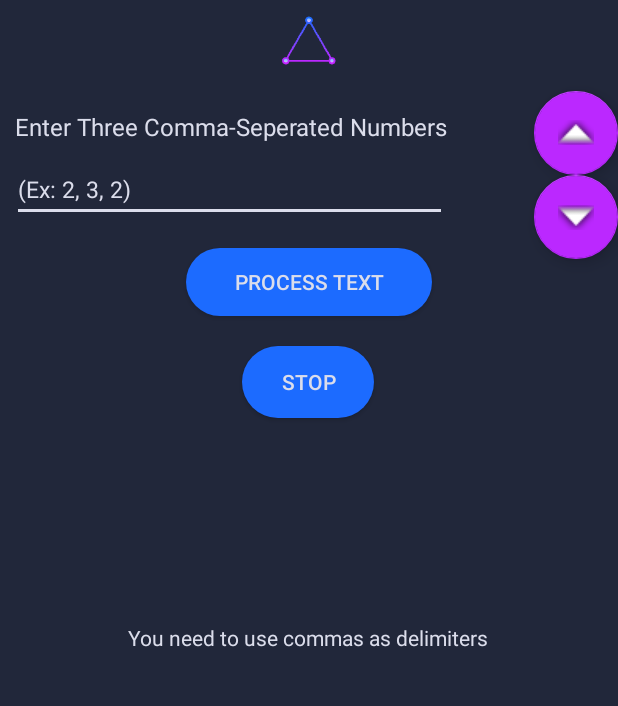
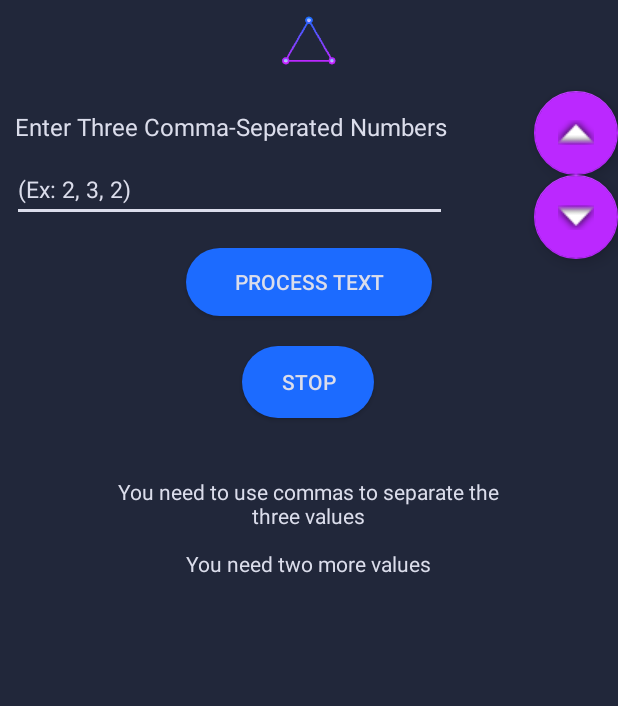
Before and after one commit to CPSC-544-50/HW1-Triangle-App, an Android app: the screen it shows after launch (MainActivity), after a tap on "PROCESS TEXT", on a phone screen of 412 x 824 dp, the part 182-888 px from its top. Run offline under Robolectric (Android 15) with nearby library versions, the light colour scheme and no system bars; 2 other taps on this screen came first.

Commit message:
altered validation by allowing multiple messages, and by slightly changing the text of certain messages.

```diff
--- a/TriangleApp/app/src/main/java/com/example/triangleapp/MainActivity.java
+++ b/TriangleApp/app/src/main/java/com/example/triangleapp/MainActivity.java
@@ -1,7 +1,9 @@
 package com.example.triangleapp;
 
 import androidx.appcompat.app.AppCompatActivity;
+import androidx.constraintlayout.widget.ConstraintLayout;
 
+import android.content.Context;
 import android.graphics.Color;
 import android.graphics.drawable.ColorDrawable;
 import android.os.Bundle;
@@ -13,6 +15,7 @@ import java.util.*;
 
 import android.util.TypedValue;
 import android.view.View;
+import android.view.inputmethod.InputMethodManager;
 import android.widget.Button;
 import android.widget.EditText;
 import android.widget.TextView;
@@ -21,6 +24,7 @@ import java.util.List;
 
 public class MainActivity extends AppCompatActivity {
 
+    ConstraintLayout mainLayout;
     Button checkNumberButton;
     Button EndButton;
     com.google.android.material.floatingactionbutton.FloatingActionButton UpButton;
@@ -46,6 +50,9 @@ public class MainActivity extends AppCompatActivity {
 
         getSupportActionBar().setBackgroundDrawable(new ColorDrawable(getResources().getColor(R.color.colorBlue)));
         getSupportActionBar().setTitle((Html.fromHtml("<font color=\"#dbddeb\">" + getString(R.string.app_name) + "</font>")));
+
+        // Use this to hide the keyboard
+        mainLayout = findViewById(R.id.main_layout);
     }
 
     private void setupButton() {
@@ -56,6 +63,7 @@ public class MainActivity extends AppCompatActivity {
         checkNumberButton.setOnClickListener(new View.OnClickListener() {
             @Override
             public void onClick(View view) {
+                hideKeyboard();
                 displayText();
             }
         });
@@ -84,7 +92,15 @@ public class MainActivity extends AppCompatActivity {
         });
 
     }
+
+    private void hideKeyboard() {
+        InputMethodManager imm = (InputMethodManager)getSystemService(Context.INPUT_METHOD_SERVICE);
+        imm.hideSoftInputFromWindow(mainLayout.getWindowToken(), 0);
+    }
+
     private void stop(){
+        hideKeyboard();
+
         if(EndButton.getText()=="Stop") {
             resultsTextView.setText("Program Stopped");
             EndButton.setText("Resume");
@@ -105,44 +121,45 @@ public class MainActivity extends AppCompatActivity {
             numberInputEditText.setVisibility(View.VISIBLE);
         }
     }
+
     // Changes resultsTextView based on the user's input
-    private String displayText() {
-        outputString="";
+    private void displayText() {
         String input= numberInputEditText.getText().toString();
         inputHistory.add(input);
         inputPointer=inputHistory.size();
         String[] sideLengths = input.split(",");
 
         if (validateInputs(sideLengths)) {
-            outputString+= classifyTriangle(floatLengths);
+            outputString+= classifyTriangle(floatLengths) + "\n";
         }
         resultsTextView.setText(outputString);
-        return outputString;
+        outputString="";
     }
 
     private boolean validateInputs(String[] sideLengths) {
+        boolean valid = true;
         switch(sideLengths.length){
             case 1:
                 try {
                     Float.parseFloat(sideLengths[0]);
                 }
                 catch (NumberFormatException | NullPointerException nfe) {
-                    outputString = "You need to use commas as delimiters";
-                    return false;
+                    outputString += "You need to use commas to separate the three values\n\n";
                 }
-                outputString = "You need two more inputs";
-                return false;
+                outputString += "You need two more values\n\n";
+                valid = false;
+                break;
             case 2:
                 try {
                     Float.parseFloat(sideLengths[0]);
                     Float.parseFloat(sideLengths[1]);
                 }
                 catch (NumberFormatException | NullPointerException nfe) {
-                    outputString = "Not a Comma Separated List of 3 Numbers";
-                    return false;
+                    outputString += "Not a comma-separated list of three numbers. Please use the format xx,xx,xx\n\n";
                 }
-                outputString = "You need one more input";
-                return false;
+                outputString += "You need one more value\n\n";
+                valid = false;
+                break;
             case 3:
                 int count=0;
                 outputString+="[";
@@ -154,23 +171,26 @@ public class MainActivity extends AppCompatActivity {
                             outputString += ", ";
                     }
                     catch (NumberFormatException | NullPointerException nfe) {
-                        outputString = "Not a Comma Separated List of 3 Numbers";
-                        return false;
+                        outputString = "Not a comma-separated list of three numbers. Please use the format xx,xx,xx\n\n";
+                        valid = false;
+                        break;
                     }
                 }
-                outputString+="] =";
-
-                if(confirmSanity(floatLengths)) {
-                    return true;
-                } else {
-                    outputString+= "\n" + "All Triangle side lengths MUST be greater than zero";
-                    return false;
+                if (valid) {
+                    outputString += "] = ";
                 }
 
+                if(valid && !confirmSanity(floatLengths)) {
+                    outputString = "All Triangle side lengths MUST be greater than zero\n\n";
+                    valid = false;
+                }
+                break;
             default:
-                outputString = "You have more than 3 inputs";
-                return false;
+                outputString += "You have more than three values entered\n\n";
+                valid = false;
+                break;
         }
+        return valid;
     }
 
     private boolean confirmTriangularity(Float sides[]){
@@ -182,18 +202,21 @@ public class MainActivity extends AppCompatActivity {
     }
 
     private String classifyTriangle(Float sides[]) {
-        if(!confirmTriangularity(sides))
-            return "\nThis is not a valid triangle. One side is longer (or equal) that the sum of the other two sides.";
+        if(!confirmTriangularity(sides)) {
+            outputString = "";
+            return "This is not a valid triangle. One side is longer (or equal) that the sum of the other two sides.\n\n";
+        }
+
         if(Float.compare(sides[0],sides[1]) == 0) {
             if (Float.compare(sides[1],sides[2]) == 0)
-                return " Equilateral";
+                return "Equilateral";
             else
                 return " Isosceles";
         } else if(Float.compare(sides[1],sides[2]) == 0) {
-            return " Isosceles";
+            return "Isosceles";
         }
         else {
-            return " Scalene";
+            return "Scalene";
         }
     }
 }
--- a/TriangleApp/app/src/main/res/layout/activity_main.xml
+++ b/TriangleApp/app/src/main/res/layout/activity_main.xml
@@ -1,6 +1,7 @@
 <?xml version="1.0" encoding="utf-8"?>
 <androidx.constraintlayout.widget.ConstraintLayout xmlns:android="http://schemas.android.com/apk/res/android"
     xmlns:app="http://schemas.android.com/apk/res-auto"
+    android:id="@+id/main_layout"
     xmlns:tools="http://schemas.android.com/tools"
     android:layout_width="match_parent"
     android:layout_height="match_parent"
@@ -29,14 +30,14 @@
         android:layout_marginLeft="8dp"
         android:layout_marginTop="4dp"
         android:backgroundTint="@color/colorLightGray"
-        android:textCursorDrawable="@drawable/drawable_purple_cursor"
         android:ems="10"
         android:hint="@string/example"
+        android:inputType="textShortMessage"
 
-        android:inputType="textShortMessage"
         android:singleLine="false"
         android:textColor="@color/colorLightGray"
         android:textColorHint="@color/colorLightGray"
+        android:textCursorDrawable="@drawable/drawable_purple_cursor"
         android:textSize="15sp"
         app:layout_constraintStart_toStartOf="parent"
         app:layout_constraintTop_toBottomOf="@+id/textView" />
@@ -72,16 +73,16 @@
 
     <TextView
         android:id="@+id/resultsTextView"
-        android:layout_width="266dp"
-        android:layout_height="147dp"
-        android:layout_marginBottom="204dp"
-        android:gravity="center"
+        android:layout_width="264dp"
+        android:layout_height="297dp"
+        android:layout_marginTop="217dp"
+        android:gravity="center_horizontal"
         android:textColor="@color/colorLightGray"
         android:textSize="14sp"
-        app:layout_constraintBottom_toBottomOf="parent"
         app:layout_constraintEnd_toEndOf="parent"
         app:layout_constraintHorizontal_bias="0.497"
-        app:layout_constraintStart_toStartOf="parent" />
+        app:layout_constraintStart_toStartOf="parent"
+        app:layout_constraintTop_toBottomOf="@+id/textView" />
 
     <com.google.android.material.floatingactionbutton.FloatingActionButton
         android:id="@+id/UpButton"
```
